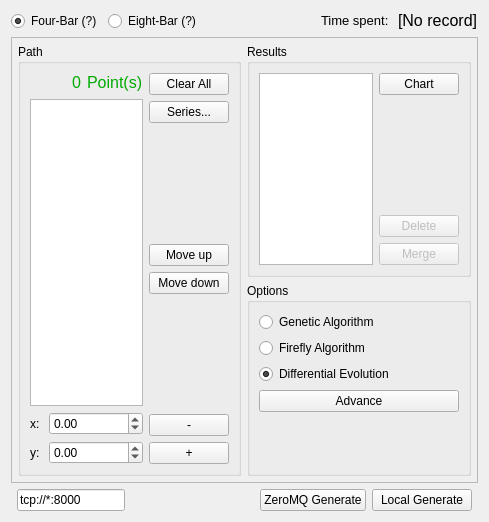
Old version of the form core/panel/DimensionalSynthesis/Path_Solving.ui in the repository KmolYuan/Pyslvs-UI.
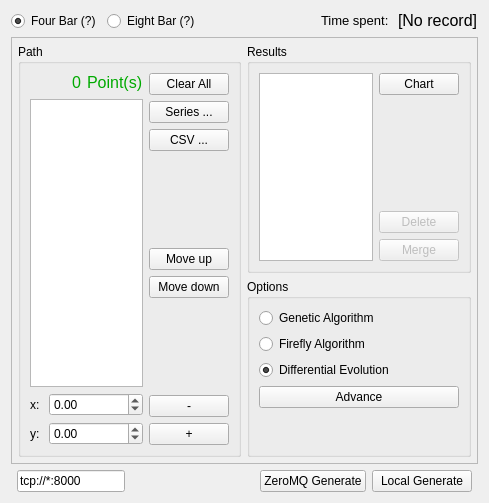
New version of the form. Icons and pictures are not drawn.

Commit message: Import CSV path data to Path Solving function.

Diff of the .ui file:
```diff
--- a/core/panel/DimensionalSynthesis/Path_Solving.ui
+++ b/core/panel/DimensionalSynthesis/Path_Solving.ui
@@ -7,7 +7,7 @@
     <x>0</x>
     <y>0</y>
     <width>489</width>
-    <height>522</height>
+    <height>503</height>
    </rect>
   </property>
   <layout class="QVBoxLayout" name="verticalLayout_5">
@@ -19,7 +19,7 @@
         <string>&lt;html&gt;&lt;head/&gt;&lt;body&gt;&lt;p&gt;&lt;img src=&quot;:/icons/preview/4Bar_triangle.png&quot;/&gt;&lt;/p&gt;&lt;/body&gt;&lt;/html&gt;</string>
        </property>
        <property name="text">
-        <string>Four-Bar (?)</string>
+        <string>Four Bar (?)</string>
        </property>
        <property name="checked">
         <bool>true</bool>
@@ -32,7 +32,7 @@
         <string>&lt;html&gt;&lt;head/&gt;&lt;body&gt;&lt;p&gt;&lt;img src=&quot;:/icons/preview/8Bar_triangle.png&quot;/&gt;&lt;/p&gt;&lt;/body&gt;&lt;/html&gt;</string>
        </property>
        <property name="text">
-        <string>Eight-Bar (?)</string>
+        <string>Eight Bar (?)</string>
        </property>
       </widget>
      </item>
@@ -76,7 +76,7 @@
         <x>0</x>
         <y>0</y>
         <width>469</width>
-        <height>430</height>
+        <height>411</height>
        </rect>
       </property>
       <layout class="QHBoxLayout" name="horizontalLayout_7">
@@ -214,13 +214,24 @@
             <item>
              <widget class="QPushButton" name="series">
               <property name="text">
-               <string>Series...</string>
+               <string>Series ...</string>
               </property>
               <property name="autoDefault">
                <bool>false</bool>
               </property>
              </widget>
             </item>
+            <item>
+             <widget class="QPushButton" name="importCSV">
+              <property name="text">
+               <string>CSV ...</string>
+              </property>
+              <property name="icon">
+               <iconset resource="../../../icons.qrc">
+                <normaloff>:/icons/CSV.png</normaloff>:/icons/CSV.png</iconset>
+              </property>
+             </widget>
+            </item>
             <item>
              <spacer name="verticalSpacer_3">
               <property name="orientation">
```
Left out of the diff: 4 changed lines with no effect on the pictures. The commit also changes 3 other files.
